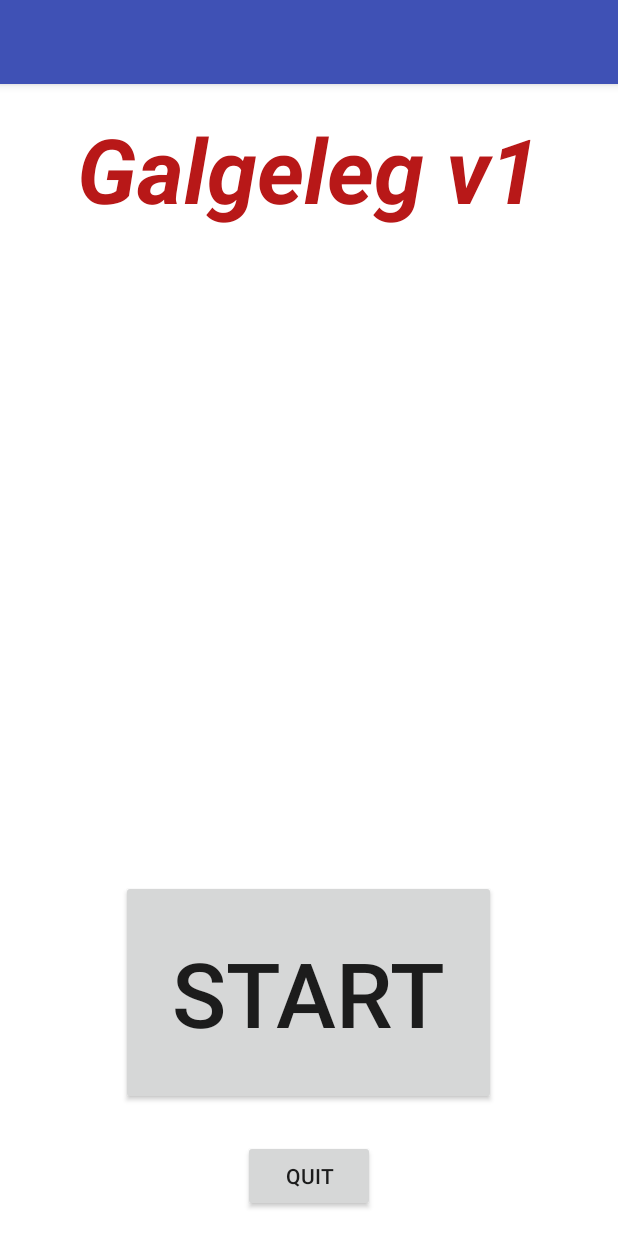
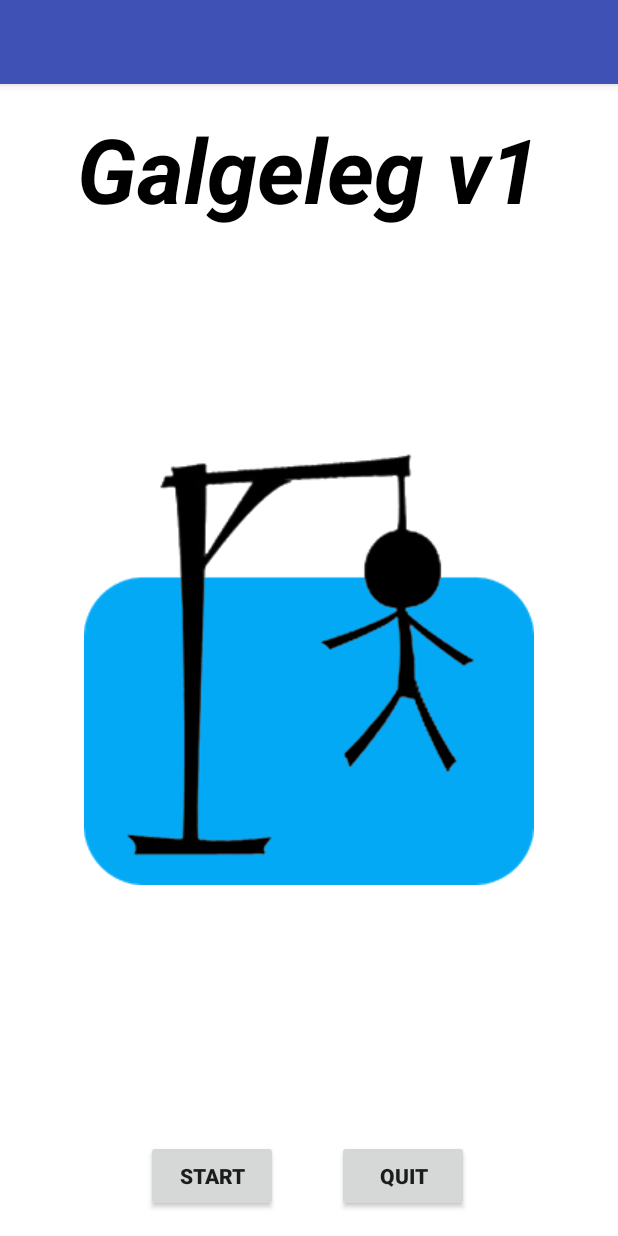
Before and after one commit to hippomormor/Galgeleg, an Android app: the screen it shows after launch (MainActivity), on a phone screen of 412 x 824 dp. Run offline under Robolectric (Android 15) with nearby library versions, the phone set to English and light mode, and no system bars.

Commit message:
1337 graphics yo..

```diff
--- a/app/src/main/java/org/hippomormor/galgeleg/GameActivity.java
+++ b/app/src/main/java/org/hippomormor/galgeleg/GameActivity.java
@@ -31,7 +31,6 @@ public class GameActivity extends Activity implements View.OnClickListener {
     public void onClick(View view) {
         if (view == inputView && inputView.getText().length() > 0) {
             logicHandler.checkAnswer();
-            Log.d("Word is", logicHandler.getAnswer());
             InputMethodManager inputMethodManager = (InputMethodManager)
                     view.getContext().getSystemService(Context.INPUT_METHOD_SERVICE);
             inputMethodManager.hideSoftInputFromWindow(view.getWindowToken(), 0);
--- a/app/src/main/res/layout/activity_main.xml
+++ b/app/src/main/res/layout/activity_main.xml
@@ -15,22 +15,23 @@
         android:layout_height="wrap_content"
         android:text="Start"
         android:id="@+id/startButton"
-        android:minWidth="250dp"
-        android:minHeight="100dp"
-        android:textSize="60dp"
-        android:height="150dp"
         android:elevation="50dp"
-        android:layout_above="@+id/quitButton"
-        android:layout_centerHorizontal="true"
-        android:layout_marginBottom="23dp" />
+        android:textStyle="bold"
+        android:layout_gravity="bottom"
+        android:layout_alignParentBottom="true"
+        android:layout_alignStart="@+id/imageViewMenu"
+        android:layout_marginStart="41dp" />
 
     <Button
         android:layout_width="wrap_content"
         android:layout_height="wrap_content"
         android:text="Quit"
         android:id="@+id/quitButton"
+        android:textStyle="bold"
+        android:layout_gravity="bottom"
         android:layout_alignParentBottom="true"
-        android:layout_centerHorizontal="true" />
+        android:layout_alignEnd="@+id/imageViewMenu"
+        android:layout_marginEnd="43dp" />
 
     <TextView
         android:layout_width="wrap_content"
@@ -39,9 +40,19 @@
         android:text="Galgeleg v1"
         android:id="@+id/mainmenuTitle"
         android:textStyle="bold|italic"
-        android:textColor="#b81818"
+        android:textColor="#000000"
         android:textSize="60dp"
         android:textAlignment="center"
         android:layout_alignParentTop="true"
         android:layout_centerHorizontal="true" />
+
+    <ImageView
+        android:layout_width="wrap_content"
+        android:layout_height="wrap_content"
+        android:id="@+id/imageViewMenu"
+        android:minHeight="200dp"
+        android:src="@drawable/logo"
+        android:layout_gravity="center"
+        android:layout_centerVertical="true"
+        android:layout_centerHorizontal="true" />
 </RelativeLayout>
```
Also changed, not shown: app/src/main/java/org/hippomormor/galgeleg/LogicHandler.java (+25 -0 lines), app/src/main/res/layout/activity_game.xml (+7 -5 lines), app/src/main/res/drawable/hang.png (added), app/src/main/res/drawable/hang0.png (added), app/src/main/res/drawable/hang1.png (added), app/src/main/res/drawable/hang2.png (added), app/src/main/res/drawable/hang3.png (added), app/src/main/res/drawable/hang4.png (added), app/src/main/res/drawable/hang5.png (added), app/src/main/res/drawable/hang6.png (added), app/src/main/res/drawable/logo.png (added), app/src/main/res/drawable/restart.png (deleted), app/src/main/res/mipmap-hdpi/ic_launcher.png, app/src/main/res/mipmap-mdpi/ic_launcher.png, 3 more files, 5 other files.
